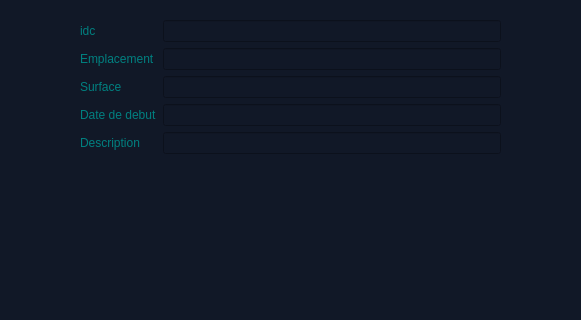
Old version of the form mainwindow.ui in the repository jmaimohamed/Smart_Contracting_And_Construction_Company_2A2; both pictures show x 220 to 801 and y 0 to 320 of the 1068 by 699 pixel window.
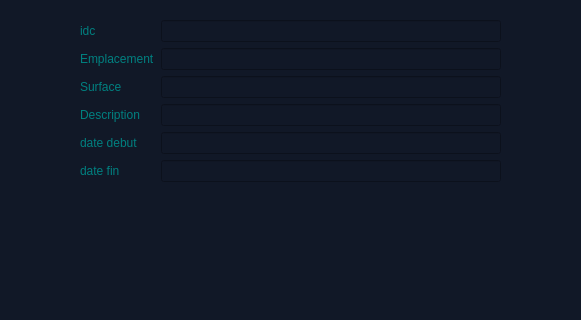
New version of the form. The open tabs and pages were chosen to show the change. Icons and pictures are not drawn.

Diff of the .ui file:
```diff
--- a/mainwindow.ui
+++ b/mainwindow.ui
@@ -971,18 +971,6 @@
         </widget>
        </item>
        <item row="3" column="0">
-        <widget class="QLabel" name="label_3">
-         <property name="styleSheet">
-          <string notr="true">color: teal;
-font: 10pt &quot;MS Shell Dlg 2&quot;;
-</string>
-         </property>
-         <property name="text">
-          <string>Date de debut</string>
-         </property>
-        </widget>
-       </item>
-       <item row="4" column="0">
         <widget class="QLabel" name="label_4">
          <property name="styleSheet">
           <string notr="true">color: teal;
@@ -1014,19 +1002,50 @@
         </widget>
        </item>
        <item row="3" column="1">
-        <widget class="QLineEdit" name="date">
-         <property name="styleSheet">
-          <string notr="true">color:	#FFFFFF;</string>
-         </property>
-        </widget>
-       </item>
-       <item row="4" column="1">
         <widget class="QLineEdit" name="description">
          <property name="styleSheet">
           <string notr="true">color:	#FFFFFF;</string>
          </property>
         </widget>
        </item>
+       <item row="4" column="0">
+        <widget class="QLabel" name="label_5">
+         <property name="styleSheet">
+          <string notr="true">color: teal;
+font: 10pt &quot;MS Shell Dlg 2&quot;;
+</string>
+         </property>
+         <property name="text">
+          <string>date debut</string>
+         </property>
+        </widget>
+       </item>
+       <item row="4" column="1">
+        <widget class="QLineEdit" name="date">
+         <property name="styleSheet">
+          <string notr="true">color:	#FFFFFF;</string>
+         </property>
+        </widget>
+       </item>
+       <item row="5" column="0">
+        <widget class="QLabel" name="label_7">
+         <property name="styleSheet">
+          <string notr="true">color: teal;
+font: 10pt &quot;MS Shell Dlg 2&quot;;
+</string>
+         </property>
+         <property name="text">
+          <string>date fin</string>
+         </property>
+        </widget>
+       </item>
+       <item row="5" column="1">
+        <widget class="QLineEdit" name="date2">
+         <property name="styleSheet">
+          <string notr="true">color:	#FFFFFF;</string>
+         </property>
+        </widget>
+       </item>
       </layout>
      </widget>
      <widget class="QPushButton" name="retour_chantier_3">
```
Left out of the diff: 46 changed lines with no effect on the pictures.
